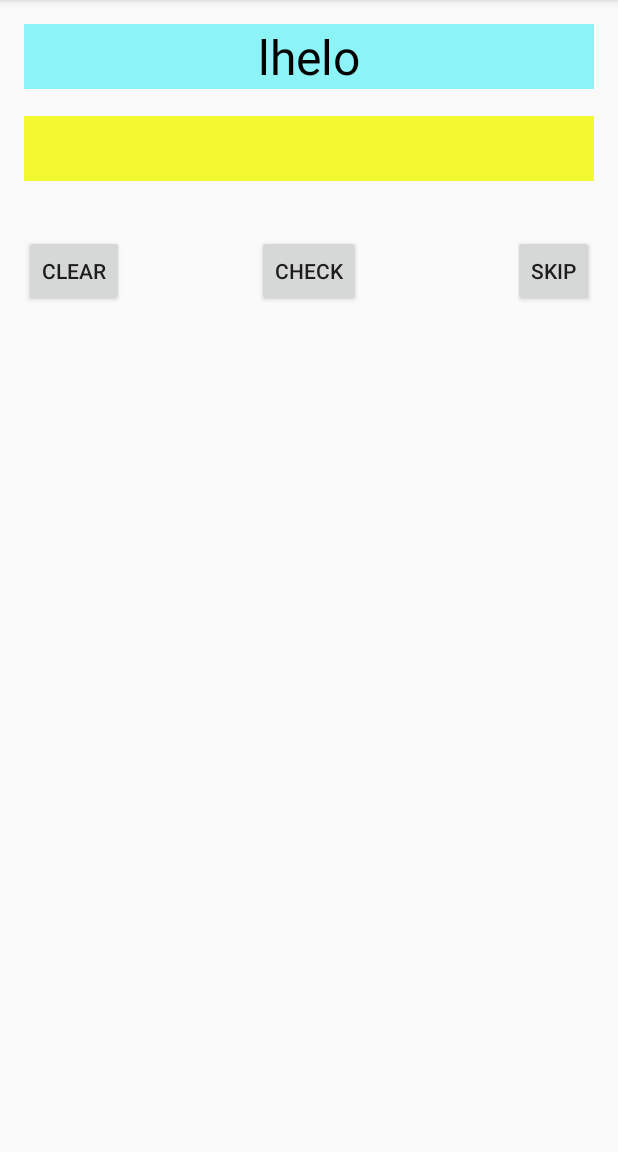
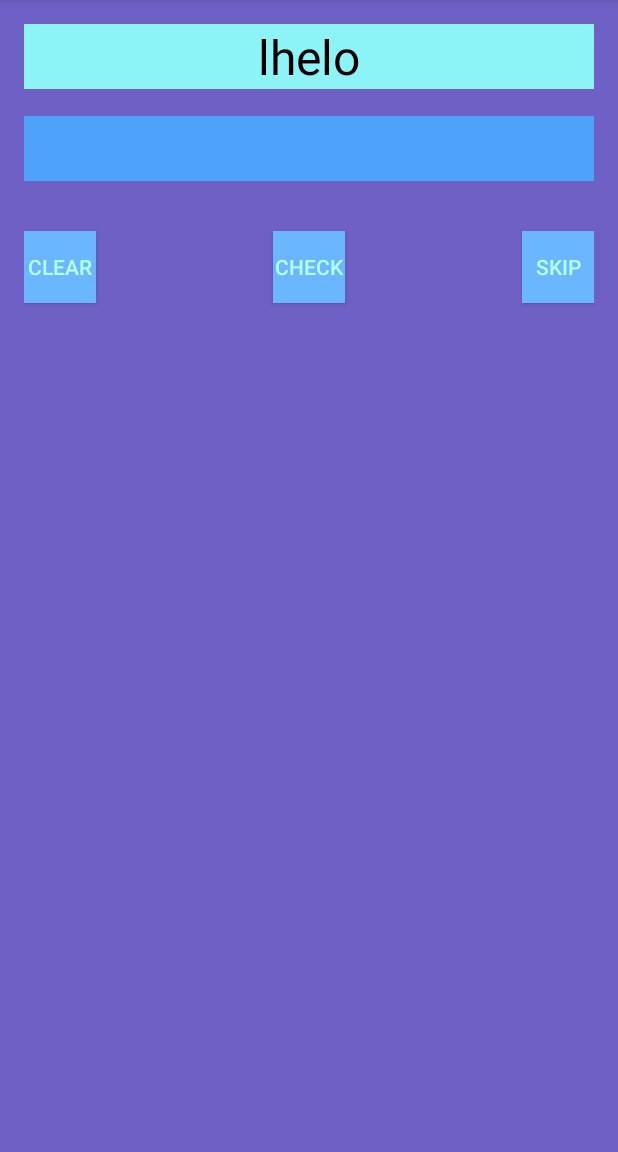
Before and after one commit to AlohaAndy/TeamFLOYD_Project2, an Android app: the Gameplay screen opened directly, with no data from a screen before it, after a tap on "CHECK", on a phone screen of 412 x 824 dp, the part 84-1236 px from its top. Run offline under Robolectric (Android 15) with nearby library versions, the phone set to English and light mode, and no system bars; 3 other taps on this screen came first.

Commit message:
The game is pretty much done... feel free to change colors or logic, this game is hard

```diff
--- a/app/src/main/java/com/example/salazar32/teamfloyd_project2/Gameplay.java
+++ b/app/src/main/java/com/example/salazar32/teamfloyd_project2/Gameplay.java
@@ -1,26 +1,29 @@
 package com.example.salazar32.teamfloyd_project2;
 
-import android.content.Intent;
+import android.content.Context;
 import android.os.Bundle;
 import android.support.v7.app.AppCompatActivity;
 import android.text.InputType;
+import android.view.Gravity;
 import android.view.View;
 import android.widget.TextView;
+import android.widget.Toast;
 import java.io.BufferedReader;
 import java.io.IOException;
 import java.io.InputStream;
 import java.io.InputStreamReader;
 import java.util.Arrays;
-import java.util.Iterator;
 import java.util.List;
-import java.util.ListIterator;
 import java.util.Random;
 
 
 public class Gameplay extends AppCompatActivity {
     List<String> wordBank;
     Random r = new Random();
+
     int i = 0; // our global counter for the skip method
+    int myScore = 0; // our score keeping
+    int strikes = 0; // number of strikes (wrong answers)
 
     @Override
     protected void onCreate(Bundle savedInstanceState) {
@@ -31,7 +34,7 @@ public class Gameplay extends AppCompatActivity {
 
     }
 
-    public static String scramble(Random random, String inputString) {
+    public String scramble(Random random, String inputString) {
         // convert string to char array
         char a[] = inputString.toCharArray();
         // scramble letters
@@ -94,7 +97,7 @@ public class Gameplay extends AppCompatActivity {
 
         String data = "";
         StringBuffer sb = new StringBuffer();
-        InputStream is = this.getResources().openRawResource(R.raw.easylist);
+        InputStream is = this.getResources().openRawResource(R.raw.medlist);
         BufferedReader br = new BufferedReader(new InputStreamReader(is));
 
         if (is != null) {
@@ -119,7 +122,7 @@ public class Gameplay extends AppCompatActivity {
 
         String data = "";
         StringBuffer sb = new StringBuffer();
-        InputStream is = this.getResources().openRawResource(R.raw.easylist);
+        InputStream is = this.getResources().openRawResource(R.raw.hardlist);
         BufferedReader br = new BufferedReader(new InputStreamReader(is));
 
         if (is != null) {
@@ -138,44 +141,87 @@ public class Gameplay extends AppCompatActivity {
     }
 
     public void check (View v){
-        TextView scrambleView = (TextView) findViewById(R.id.scrambleView);
         TextView unscrambleView = (TextView) findViewById(R.id.unscrambleView);
+        // toasts are pop up notifications, show "correct!" when answer is right
+        if (unscrambleView.getText().toString().equals(wordBank.get(i))) {
+            unscrambleView.setText("");
+            Context context = getApplicationContext();
+            CharSequence text = "Correct!";
+            int duration = Toast.LENGTH_SHORT;
 
-        if (unscrambleView.getText().toString().equals(wordBank.get(i))) {
-            unscrambleView.setText("Correct!");
+            Toast toast = Toast.makeText(context, text, duration);
+            toast.setGravity(Gravity.CENTER, 0, 0);
+            toast.show();
+            // skip to next word when correct
+            skip(v);
+            myScore++;
+        }
+        else {
+            // show "wrong!" when answer is wrong
+            // you have a limited amount of attempts per word before it gets marked wrong
+            if (strikes == 3) {
+                skip(v);
+                strikes = 0;
             }
             else {
                 unscrambleView.setText("");
+                Context context = getApplicationContext();
+                CharSequence text = "Wrong!";
+                int duration = Toast.LENGTH_SHORT;
+
+                Toast toast = Toast.makeText(context, text, duration);
+                toast.setGravity(Gravity.CENTER, 0, 0);
+                toast.show();
+                strikes++;
             }
-
+        }
     }
 
     public void clear (View v){
+        // clear the text view
         TextView unscrambleView = (TextView) findViewById(R.id.unscrambleView);
         unscrambleView.setText("");
 
     }
 
+    public void gameOver(View v) {
+
+        setContentView(R.layout.gameover);
+        TextView scoreView = (TextView) findViewById(R.id.score);
+
+        // scoring takes the amount you got right and gives you a complement based on how you did
+        if (myScore == wordBank.size() - 1) {
+            scoreView.setText("Nice job!");
+        }
+        else if (myScore < wordBank.size() / 2) {
+            scoreView.setText("Below average!");
+        }
+        else if (myScore > wordBank.size() / 2 && myScore != wordBank.size() - 1) {
+            scoreView.setText("Not bad!");
+        }
+    }
+
     public void skip (View v) {
+        // this method is used to skip
+        if ( i == wordBank.size() - 1) {
+            gameOver(v);
+        }
+        else {
             i++;
             TextView scrambleView = (TextView) findViewById(R.id.scrambleView);
             TextView unscrambleView = (TextView) findViewById(R.id.unscrambleView);
             String item = wordBank.get(i);
             scrambleView.setText(scramble(r, item));
             unscrambleView.setText("");
-
-        if ( i == wordBank.size() -1) {
-            // temp code, we need to show the score if player skips all the way to the end
-            i = 0;
         }
     }
 
     public void onClick (View v){
+        // this method handles editing the unscramble text view
         TextView unscrambleView = (TextView) findViewById(R.id.unscrambleView);
         unscrambleView.setCursorVisible(true);
         unscrambleView.setFocusableInTouchMode(true);
         unscrambleView.setInputType(InputType.TYPE_CLASS_TEXT);
         unscrambleView.requestFocus();
-
     }
 }
--- a/app/src/main/res/layout/gameplay.xml
+++ b/app/src/main/res/layout/gameplay.xml
@@ -1,11 +1,12 @@
 <?xml version="1.0" encoding="utf-8"?>
 <RelativeLayout xmlns:android="http://schemas.android.com/apk/res/android"
-    xmlns:tools="http://schemas.android.com/tools" android:layout_width="wrap_content"
-    android:layout_height="wrap_content" android:paddingLeft="@dimen/activity_horizontal_margin"
+    xmlns:tools="http://schemas.android.com/tools" android:layout_width="match_parent"
+    android:layout_height="match_parent" android:paddingLeft="@dimen/activity_horizontal_margin"
     android:paddingRight="@dimen/activity_horizontal_margin"
     android:paddingTop="@dimen/activity_vertical_margin"
     android:paddingBottom="@dimen/activity_vertical_margin" tools:context=".MainActivity"
-    android:backgroundTint="#00ffffff">
+    android:id="@+id/rLayout"
+    android:background="#a11d07a6">
 
     <TextView
         android:layout_width="wrap_content"
@@ -28,7 +29,7 @@
         android:layout_alignParentStart="true"
         android:layout_marginTop="61dp"
         android:layout_alignEnd="@+id/scrambleView"
-        android:background="#f3f931"
+        android:background="#4ea2f9"
         android:textAlignment="center"
         android:onClick="onClick" />
 
@@ -38,12 +39,14 @@
         android:layout_height="wrap_content"
         android:text="Clear"
         android:id="@+id/buttonClear"
-        android:layout_marginTop="36dp"
-        android:layout_alignWithParentIfMissing="true"
-        android:layout_below="@+id/unscrambleView"
-        android:layout_alignParentStart="true"
+        android:layout_marginTop="138dp"
+        android:layout_alignWithParentIfMissing="false"
         android:clickable="true"
-        android:onClick="clear" />
+        android:onClick="clear"
+        android:background="#6bb7ff"
+        android:textColor="#b2fff8"
+        android:layout_alignParentTop="true"
+        android:layout_alignParentStart="true" />
 
     <Button
         style="?android:attr/buttonStyleSmall"
@@ -55,7 +58,9 @@
         android:clickable="true"
         android:layout_alignTop="@+id/buttonClear"
         android:layout_centerHorizontal="true"
-        android:onClick="check" />
+        android:onClick="check"
+        android:background="#6bb7ff"
+        android:textColor="#b2fff8" />
 
     <Button
         style="?android:attr/buttonStyleSmall"
@@ -67,6 +72,8 @@
         android:clickable="true"
         android:layout_alignTop="@+id/buttonCheck"
         android:layout_alignEnd="@+id/unscrambleView"
-        android:onClick="skip" />
+        android:onClick="skip"
+        android:background="#6bb7ff"
+        android:textColor="#b2fff8" />
 
 </RelativeLayout>
--- a/app/src/main/res/raw/easylist.txt
+++ b/app/src/main/res/raw/easylist.txt
@@ -4,3 +4,7 @@ animals
 turtle
 really
 towel
+kitten
+chicken
+rainbow
+anagram
```
Also changed, not shown: app/src/main/res/layout/credits.xml (+12 -7 lines), app/src/main/res/layout/difficulty.xml (+10 -6 lines), app/src/main/res/layout/gameover.xml (added, +32 -0 lines), app/src/main/res/layout/home.xml (+7 -4 lines), app/src/main/res/raw/hardlist.txt (added, +10 -0 lines), app/src/main/res/raw/medlist.txt (added, +10 -0 lines). Lines whose indentation alone changed are shown as unchanged.
